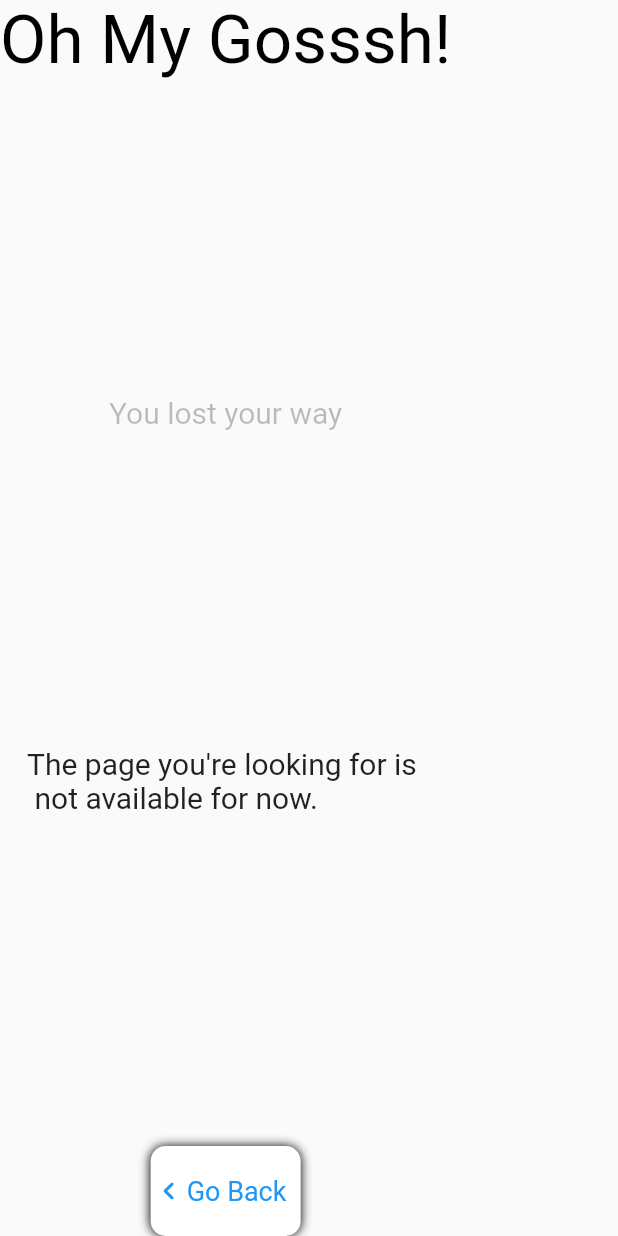
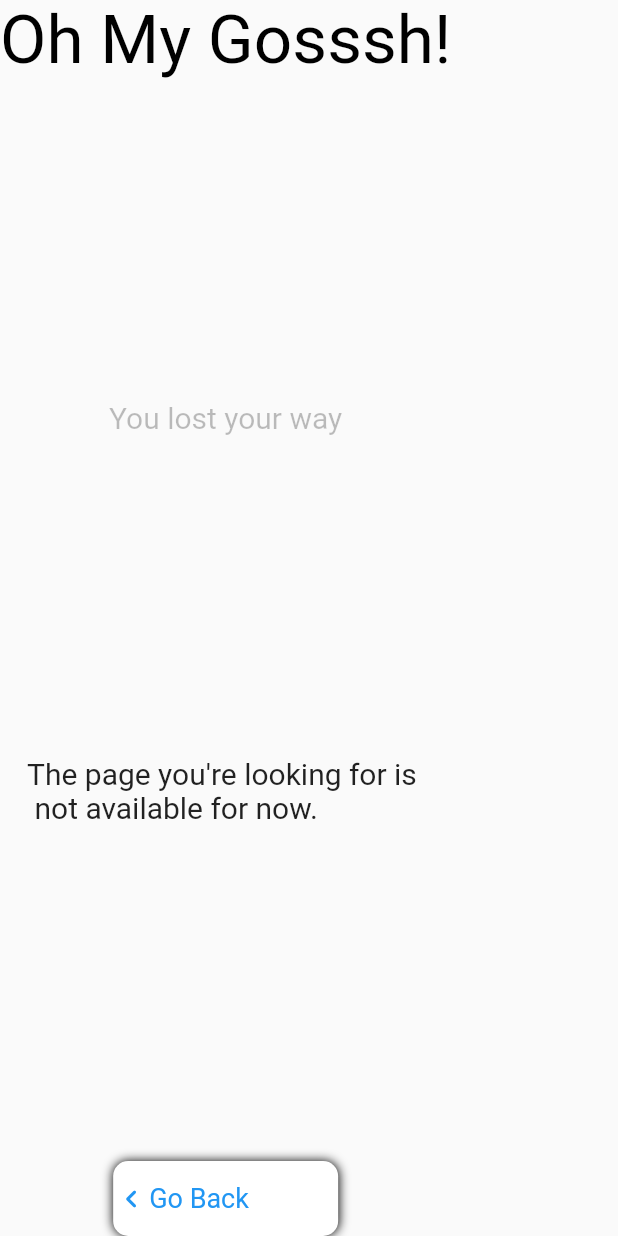
Before and after one commit to Tosin8/user_lost, a Flutter app: what left_content() shows on an empty page, opened directly, on a phone screen of 412 x 824 dp. Run offline on Flutter 3.47's test engine with Material 2 defaults, Android fonts, the phone set to English and light mode, and no system bars; network calls fail.

Commit message:
Update web_main.dart

```diff
--- a/lib/404_page/components/web_main.dart
+++ b/lib/404_page/components/web_main.dart
@@ -43,8 +43,8 @@ class left_content extends StatelessWidget {
               style: TextStyle(fontSize: 20)),
           const SizedBox(height: 20),
           Container(
-            width: 100,
-            height: 60,
+            width: 150,
+            height: 50,
             decoration: BoxDecoration(
                 color: Colors.white,
                 borderRadius: BorderRadius.circular(10),
```
